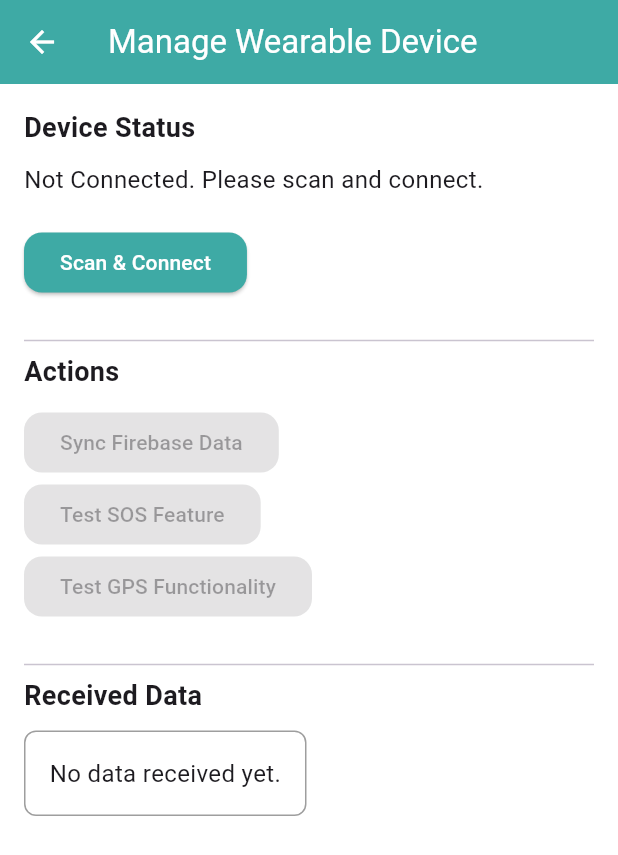
After one commit to kankshi19/final_year_project, a Flutter app: the ManageWearableScreen screen opened directly, after a tap on "Scan & Connect", on a phone screen of 412 x 824 dp. The commit adds this screen. Shown: the top 855 px of the screen. Run offline on Flutter 3.47's test engine with Material 3 defaults, Android fonts, the phone set to English and light mode, and no system bars; our stand-ins replace cloud_firestore, firebase_auth, firebase_core, firebase_database, flutter_blue_plus, flutter_chat_ui and 9 more; missing offline and left inert: flutter_osm_plugin; accounts and stored records are empty.

Commit message:
Add device management

```diff
--- a/lib/models/enhanced_route.dart
+++ b/lib/models/enhanced_route.dart
@@ -1,7 +1,6 @@
 // lib/models/enhanced_route.dart
 
 import 'package:flutter/material.dart';
-
 import '../services/route_anlayzer.dart';
 
 class EnhancedRoute {
--- a/lib/screens/emergency/emergency_screen.dart
+++ b/lib/screens/emergency/emergency_screen.dart
@@ -82,7 +82,7 @@ void loadAllEmergencyContacts() async {
     final double latitude = _currentLocation!.latitude!;
     final double longitude = _currentLocation!.longitude!;
     final Uri url = Uri.parse(
-      'https://maps.googleapis.com/maps/api/place/nearbysearch/json?location=$latitude,$longitude&radius=1200&type=police|hospital|point_of_interest&key=$googleMapsApiKey',
+      'https://maps.googleapis.com/maps/api/place/nearbysearch/json?location=$latitude,$longitude&radius=1500&type=police|hospital|point_of_interest&key=$googleMapsApiKey',
     );
     final response = await http.get(url);
     if (response.statusCode == 200) {
--- /dev/null
+++ b/lib/screens/settings/manage_device_screen.dart
@@ -0,0 +1,169 @@
+import 'package:flutter/material.dart';
+import 'package:flutter_blue_plus/flutter_blue_plus.dart';
+import 'package:firebase_database/firebase_database.dart';
+
+class ManageWearableScreen extends StatefulWidget {
+  @override
+  _ManageWearableScreenState createState() => _ManageWearableScreenState();
+}
+
+class _ManageWearableScreenState extends State<ManageWearableScreen> {
+  final FirebaseDatabase _database = FirebaseDatabase.instance;
+  FlutterBluePlus flutterBlue = FlutterBluePlus();
+  BluetoothDevice? connectedDevice;
+  BluetoothCharacteristic? writeCharacteristic;
+  String receivedData = "";
+  bool isConnected = false;
+
+  @override
+  void initState() {
+    super.initState();
+  }
+
+  /// Scan and Connect to ESP32
+  void scanAndConnect() async {
+    FlutterBluePlus.startScan(timeout: Duration(seconds: 5));
+
+    FlutterBluePlus.scanResults.listen((results) async {
+
+      for (ScanResult result in results) {
+            print("Device found: ${result.device.name} (${result.device.id})");
+
+        if (result.device.name == "ESP32-Wearable") {
+          // Stop scanning and connect
+          FlutterBluePlus.stopScan();
+          await result.device.connect();
+          connectedDevice = result.device;
+          isConnected = true;
+
+          // Discover services and characteristics
+          List<BluetoothService> services =
+              await connectedDevice!.discoverServices();
+          for (BluetoothService service in services) {
+            for (BluetoothCharacteristic characteristic
+                in service.characteristics) {
+              if (characteristic.properties.write) {
+                writeCharacteristic = characteristic;
+              }
+              if (characteristic.properties.notify) {
+                characteristic.value.listen((value) {
+                  setState(() {
+                    receivedData = String.fromCharCodes(value);
+                  });
+                });
+                await characteristic.setNotifyValue(true);
+              }
+            }
+          }
+          setState(() {});
+          break;
+        }
+      }
+    });
+  }
+
+  /// Send Data to ESP32
+  void sendDataToESP32(String data) async {
+    if (writeCharacteristic != null) {
+      await writeCharacteristic!.write(data.codeUnits);
+    }
+  }
+
+  /// Sync Firebase Data with ESP32
+  void syncFirebaseData() async {
+    DatabaseReference ref = _database.ref("your/firebase/path");
+    DataSnapshot snapshot = await ref.get();
+    if (snapshot.exists) {
+      sendDataToESP32(snapshot.value.toString());
+      ScaffoldMessenger.of(context).showSnackBar(
+        SnackBar(content: Text("Firebase data synced with wearable!")),
+      );
+    }
+  }
+
+  /// Test SOS Feature
+  void testSOS() {
+    sendDataToESP32("TEST_SOS");
+    ScaffoldMessenger.of(context).showSnackBar(
+      SnackBar(content: Text("SOS test command sent to wearable.")),
+    );
+  }
+
+  /// Test GPS Functionality
+  void testGPS() {
+    sendDataToESP32("TEST_GPS");
+    ScaffoldMessenger.of(context).showSnackBar(
+      SnackBar(content: Text("GPS test command sent to wearable.")),
+    );
+  }
+
+  @override
+  Widget build(BuildContext context) {
+    return Scaffold(
+      appBar: AppBar(
+        title: Text("Manage Wearable Device"),
+      ),
+      body: Padding(
+        padding: const EdgeInsets.all(16.0),
+        child: Column(
+          crossAxisAlignment: CrossAxisAlignment.start,
+          children: [
+            Text(
+              "Device Status",
+              style: TextStyle(fontSize: 18, fontWeight: FontWeight.bold),
+            ),
+            SizedBox(height: 10),
+            Text(
+              isConnected
+                  ? "Connected to ESP32-Wearable"
+                  : "Not Connected. Please scan and connect.",
+              style: TextStyle(fontSize: 16),
+            ),
+            SizedBox(height: 20),
+            ElevatedButton(
+              onPressed: scanAndConnect,
+              child: Text(isConnected ? "Reconnect" : "Scan & Connect"),
+            ),
+            SizedBox(height: 20),
+            Divider(),
+            Text(
+              "Actions",
+              style: TextStyle(fontSize: 18, fontWeight: FontWeight.bold),
+            ),
+            SizedBox(height: 10),
+            ElevatedButton(
+              onPressed: isConnected ? syncFirebaseData : null,
+              child: Text("Sync Firebase Data"),
+            ),
+            ElevatedButton(
+              onPressed: isConnected ? testSOS : null,
+              child: Text("Test SOS Feature"),
+            ),
+            ElevatedButton(
+              onPressed: isConnected ? testGPS : null,
+              child: Text("Test GPS Functionality"),
+            ),
+            SizedBox(height: 20),
+            Divider(),
+            Text(
+              "Received Data",
+              style: TextStyle(fontSize: 18, fontWeight: FontWeight.bold),
+            ),
+            SizedBox(height: 10),
+            Container(
+              padding: EdgeInsets.all(16),
+              decoration: BoxDecoration(
+                border: Border.all(color: Colors.grey),
+                borderRadius: BorderRadius.circular(8),
+              ),
+              child: Text(
+                receivedData.isEmpty ? "No data received yet." : receivedData,
+                style: TextStyle(fontSize: 16),
+              ),
+            ),
+          ],
+        ),
+      ),
+    );
+  }
+}
--- a/lib/screens/settings/user_profile.dart
+++ b/lib/screens/settings/user_profile.dart
@@ -6,6 +6,7 @@ import 'package:flutter_native_contact_picker/model/contact.dart';
 import 'package:safety_app/screens/emergency/emergency_screen.dart';
 import 'package:safety_app/utils/constants.dart';
 import '../../routes/app_routes.dart';
+import 'manage_device_screen.dart';
 import 'safety_preferences_screen.dart';
 
 class UserProfile extends StatefulWidget {
@@ -243,7 +244,7 @@ class _UserProfileState extends State<UserProfile> {
                       title: const Text("Device Management"),
                       subtitle: const Text("Manage your wearable device."),
                       onTap: () {
-                        // Navigate to Device Management screen
+                        Navigator.push(context, MaterialPageRoute(builder: (context) => ManageWearableScreen()));
                       },
                     ),
                     const Divider(),
--- a/lib/utils/constants.dart
+++ b/lib/utils/constants.dart
@@ -5,6 +5,9 @@ const String appName = 'Safety App';
 const String emergencyMessage = "SOS! I need help. My current location is ...";
 const double defaultPadding = 16.0;
 const double defaultMargin = 20.0;
+const String weatherApiKey = 'a429455fd547e817545979f8d3414be2';
+const String google_mapApiKey = 'AIzaSyBNshGF10FPBnYO4oaYTnN2Lxuu580rxd8';
+const String crowdApiKey = 'a429455fd547e817545979f8d3414be2';
 
 // Color Constants
 const Color primaryColor = Color.fromARGB(255, 62, 170, 165); // Blue
--- a/pubspec.yaml
+++ b/pubspec.yaml
@@ -65,6 +65,8 @@ dependencies:
   intl: ^0.20.1
   flutter_chat_ui: ^1.0.5
   flutter_chat_types: ^3.6.2
+  flutter_blue_plus: ^1.0.0
+  firebase_database: ^11.3.0
 
 
 
```
Also changed, not shown: lib/screens/home/map_screen.dart (+135 -39 lines), lib/screens/initial/login_screen.dart (+4 -4 lines), pubspec.lock, 2 other files.
